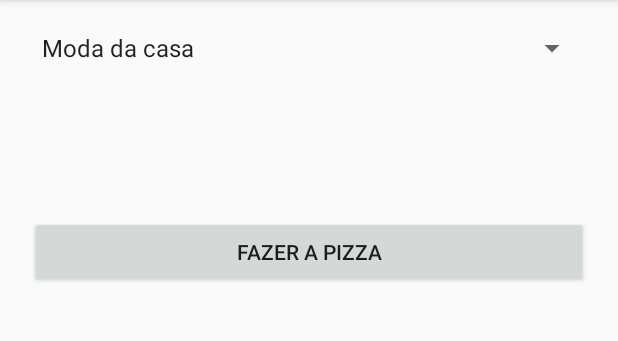
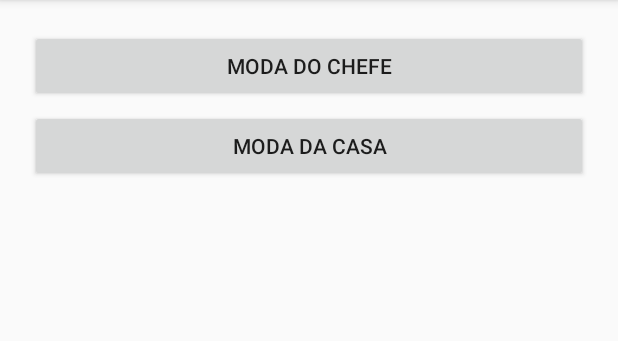
Before and after one commit to MateusAndreatta/PizzariaFactoy, an Android app: the screen it shows after launch (MainActivity), on a phone screen of 412 x 824 dp, the part 84-425 px from its top. Run offline under Robolectric (Android 15) with nearby library versions, the phone set to English and light mode, and no system bars.

```diff
--- a/app/src/main/AndroidManifest.xml
+++ b/app/src/main/AndroidManifest.xml
@@ -17,5 +17,4 @@
             </intent-filter>
         </activity>
     </application>
-
 </manifest>
--- a/app/src/main/java/com/andreatta/pizzariafactory/BordaSimples.java
+++ b/app/src/main/java/com/andreatta/pizzariafactory/BordaSimples.java
@@ -5,4 +5,5 @@ package com.andreatta.pizzariafactory;
  */
 
 public class BordaSimples extends  Borda {
+
 }
--- a/app/src/main/res/layout/activity_main.xml
+++ b/app/src/main/res/layout/activity_main.xml
@@ -8,20 +8,18 @@
     android:orientation="vertical"
     android:padding="20dp">
 
-    <Spinner
-        android:id="@+id/spinner"
+    <Button
         android:layout_width="match_parent"
         android:layout_height="wrap_content"
-        tools:layout_editor_absoluteX="8dp"
-        tools:layout_editor_absoluteY="53dp" />
+        android:text="Moda do chefe"
+        android:onClick="FazerCasa"/>
 
     <Button
-        android:layout_marginTop="100dp"
-        android:id="@+id/button"
+        android:layout_marginTop="5dp"
         android:layout_width="match_parent"
         android:layout_height="wrap_content"
-        android:text="Fazer a pizza"
-        android:onClick="IniciarFabrica"/>
+        android:text="Moda da casa"
+        android:onClick="FazerChefe"/>
 
     <TextView
         android:id="@+id/textView"
--- a/app/src/main/res/values/arrays.xml
+++ /dev/null
@@ -1,8 +0,0 @@
-<?xml version="1.0" encoding="utf-8"?>
-<resources>
-    <string-array name="pizzas">
-        <item>Moda da casa</item>
-        <item>Moda do chefe</item>
-
-    </string-array>
-</resources>
```
Also changed, not shown: app/src/main/java/com/andreatta/pizzariafactory/MainActivity.java (+13 -34 lines), app/src/main/java/com/andreatta/pizzariafactory/Pizza.java (line endings or trailing spaces).
